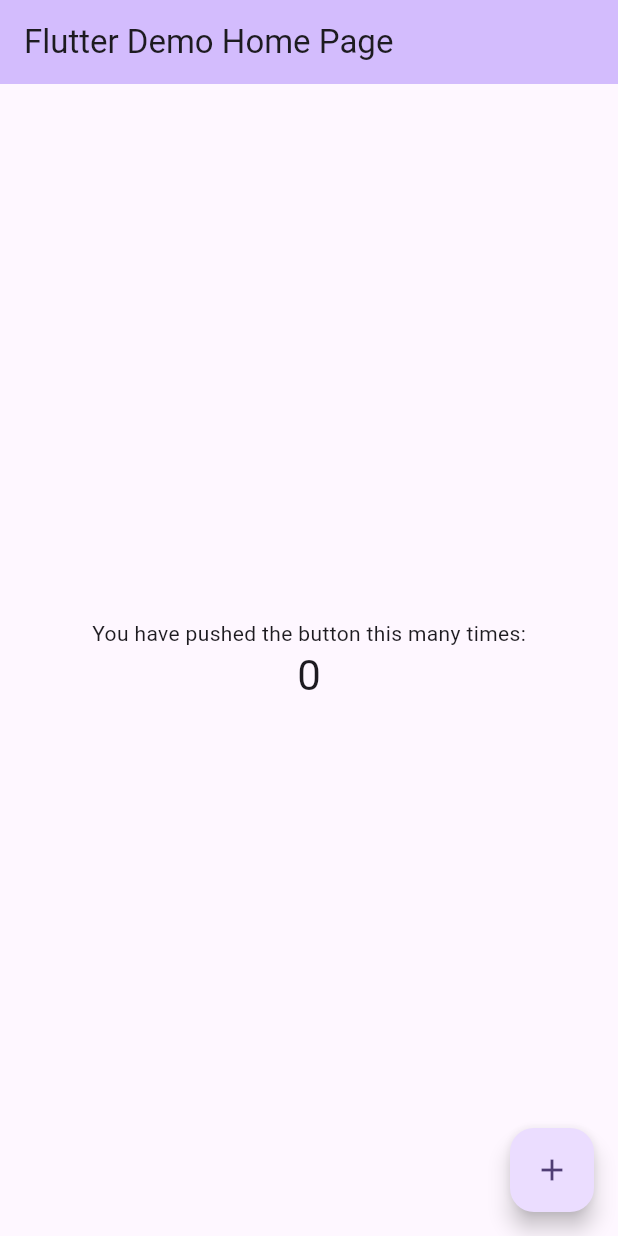
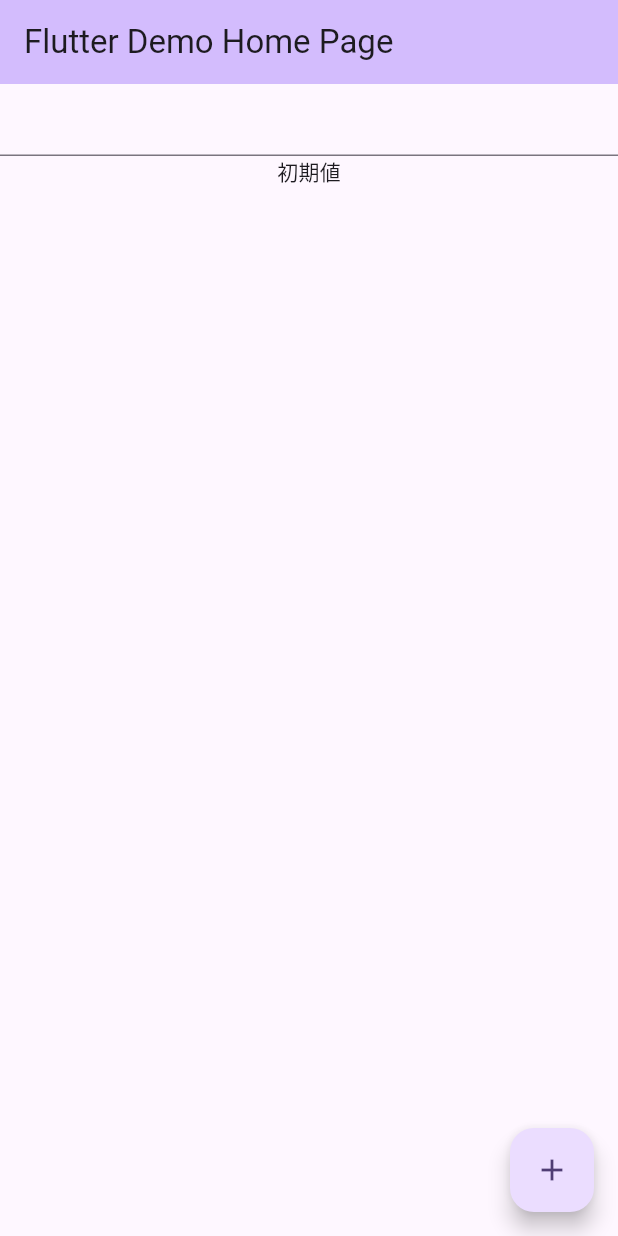
Before and after one commit to yassan16/flutter-tutorial, a Flutter app: the screen it shows after launch, on a phone screen of 412 x 824 dp. Run offline on Flutter 3.47's test engine with Material 3 defaults, Android fonts, the phone set to English and light mode, and no system bars.

Commit message:
TextFieldを用いたStateの変更

```diff
--- a/lib/my_home_page.dart
+++ b/lib/my_home_page.dart
@@ -15,6 +15,8 @@ class MyHomePage extends StatefulWidget {
 class _MyHomePageState extends State<MyHomePage> {
   // これがState
   int _counter = 0;
+  // これもState
+  String _displayText = "初期値";
 
   // State が変わるとUIが再描画される
   void _incrementCounter() {
@@ -34,15 +36,21 @@ class _MyHomePageState extends State<MyHomePage> {
       ),
       body: Center(
         child: Column(
-          mainAxisAlignment: MainAxisAlignment.center,
-          children: <Widget>[
-            const Text(
-              'You have pushed the button this many times:',
+          children: [
+            // 入力するとStateが更新されるので、表示内容も変更される
+            // 文字が入力されるたびに呼ばれる
+            TextField(
+              onChanged: (value) {
+                // valuenには入力された文字が入る
+                print(value);
+                // Stateを変更し、再描画させる
+                setState(() {
+                  _displayText = value;
+                });
+              },
             ),
-            Text(
-              '$_counter',
-              style: Theme.of(context).textTheme.headlineMedium,
-            ),
+            // TextFieldの中身を表示させるため
+            Text(_displayText),
           ],
         ),
       ),
```
Also changed, not shown: 1 other file.
